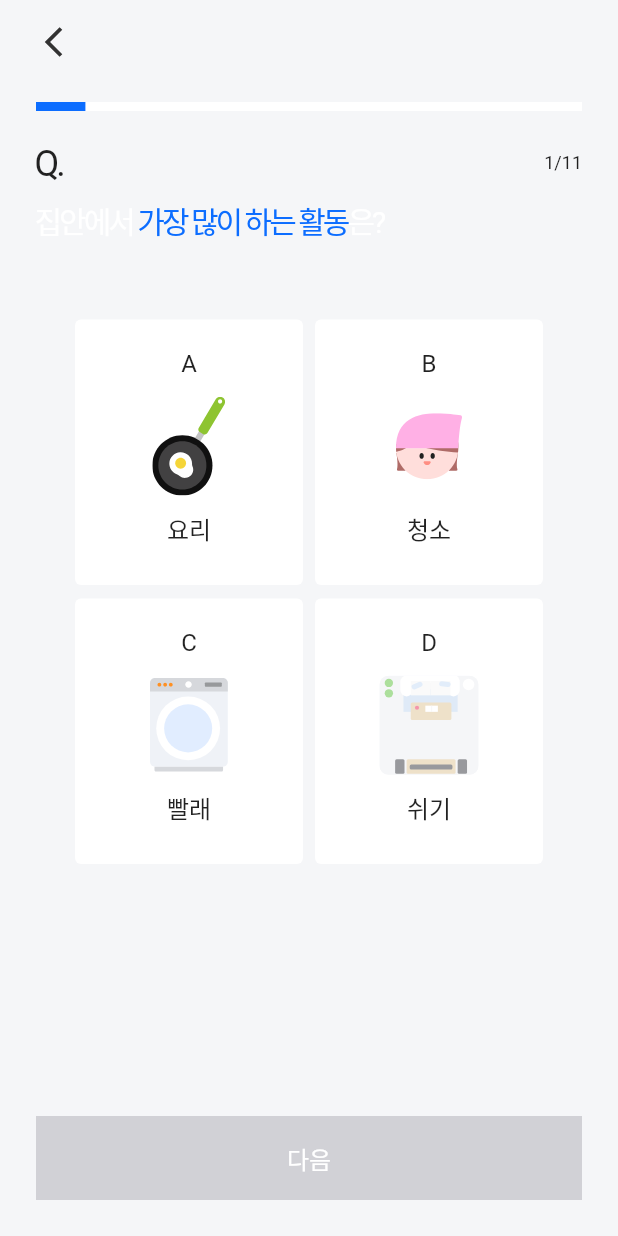
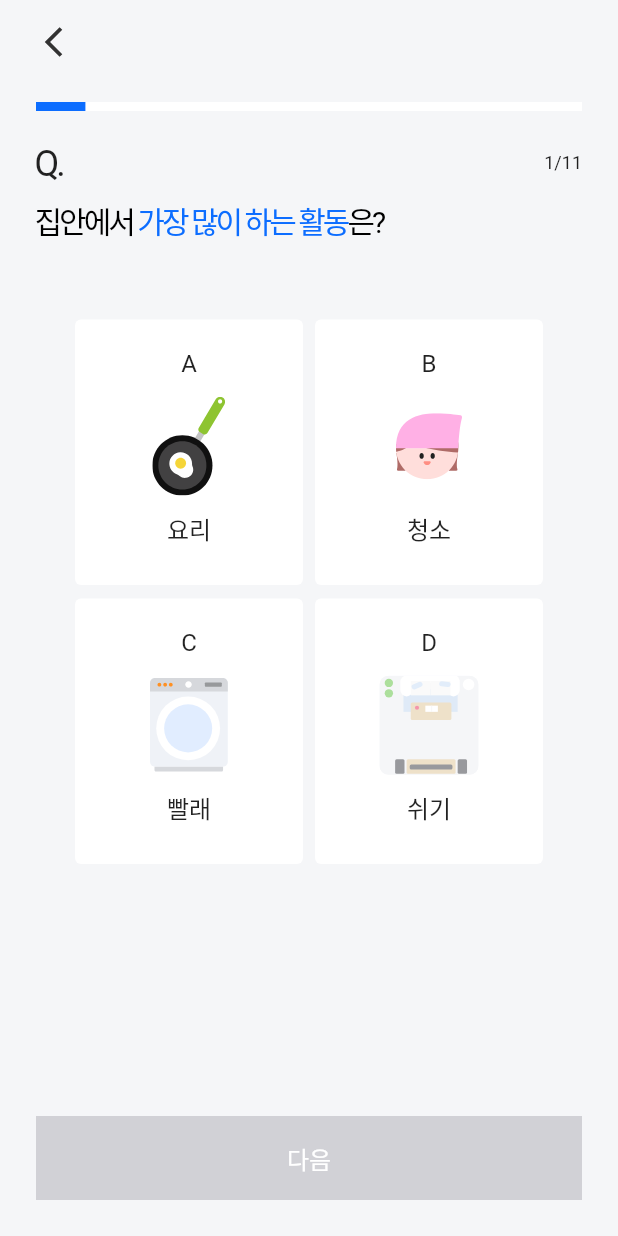
Before and after one commit to wjdwns/Fairer_Web, a Flutter app: the QuestionPage screen opened directly, on a phone screen of 412 x 824 dp. Run offline on Flutter 3.47's test engine with Material 2 defaults, Android fonts, the phone set to English and light mode, and no system bars; our stand-ins replace flutter_svg, get; Roboto replaces fonts that are missing (PretendardBold, PretendardRegular, PretendardSemiBold).

Commit message:
색 블랙으로 변경

```diff
--- a/lib/config/app_theme.dart
+++ b/lib/config/app_theme.dart
@@ -11,7 +11,7 @@ class CustomTextStyle {
   static const nanum = 'NanumSquareNeoOTF';
 
   static const H1 = TextStyle(fontFamily: Bold, fontSize: 24, letterSpacing: (-2), height: 1.4);
-  static const H2 = TextStyle(fontFamily: Bold, fontSize: 20, letterSpacing: (-2), height: 1.4);
+  static const H2 = TextStyle(fontFamily: Bold, fontSize: 20, letterSpacing: (-2), height: 1.4,color: Palette.black);
   static const H3 = TextStyle(fontFamily: Medium, fontSize: 20, letterSpacing: (-2), height: 1.4);
   static const Title1 = TextStyle(fontFamily: SemiBold, fontSize: 16, height: 1.4);
   static const Title2 = TextStyle(fontFamily: SemiBold, fontSize: 14, height: 1.4);
```
